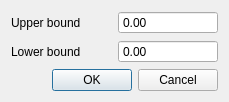
Before: the Qt Designer form spikeylab/gui/plotting/raster_bounds_dlg.ui in portfors-lab/sparkle, drawn with Qt 5.
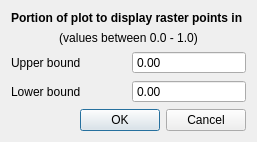
After: the same form once the commit is applied.

Patch:
```diff
--- a/spikeylab/gui/plotting/raster_bounds_dlg.ui
+++ b/spikeylab/gui/plotting/raster_bounds_dlg.ui
@@ -6,14 +6,37 @@
    <rect>
     <x>0</x>
     <y>0</y>
-    <width>229</width>
-    <height>99</height>
+    <width>257</width>
+    <height>127</height>
    </rect>
   </property>
   <property name="windowTitle">
    <string>Raster y-axis bounds</string>
   </property>
   <layout class="QVBoxLayout" name="verticalLayout">
+   <item>
+    <widget class="QLabel" name="label_3">
+     <property name="font">
+      <font>
+       <weight>75</weight>
+       <bold>true</bold>
+      </font>
+     </property>
+     <property name="text">
+      <string>Portion of plot to display raster points in</string>
+     </property>
+    </widget>
+   </item>
+   <item>
+    <widget class="QLabel" name="label_4">
+     <property name="text">
+      <string>(values between 0.0 - 1.0)</string>
+     </property>
+     <property name="alignment">
+      <set>Qt::AlignCenter</set>
+     </property>
+    </widget>
+   </item>
    <item>
     <layout class="QGridLayout" name="gridLayout">
      <item row="0" column="0">
```
